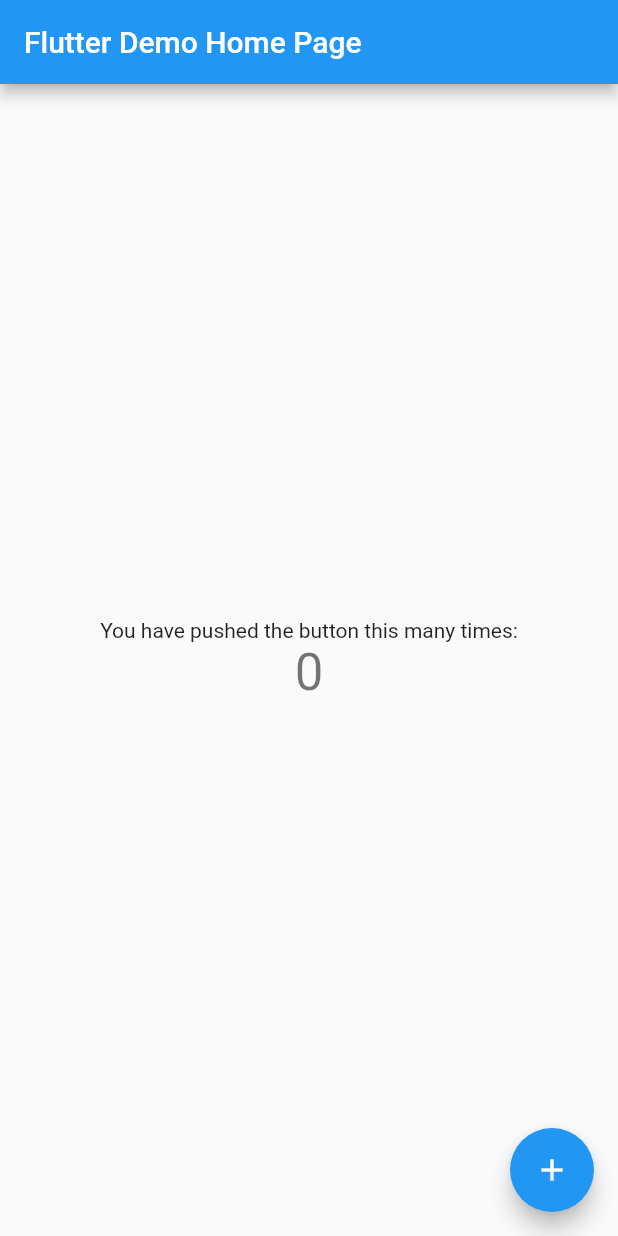
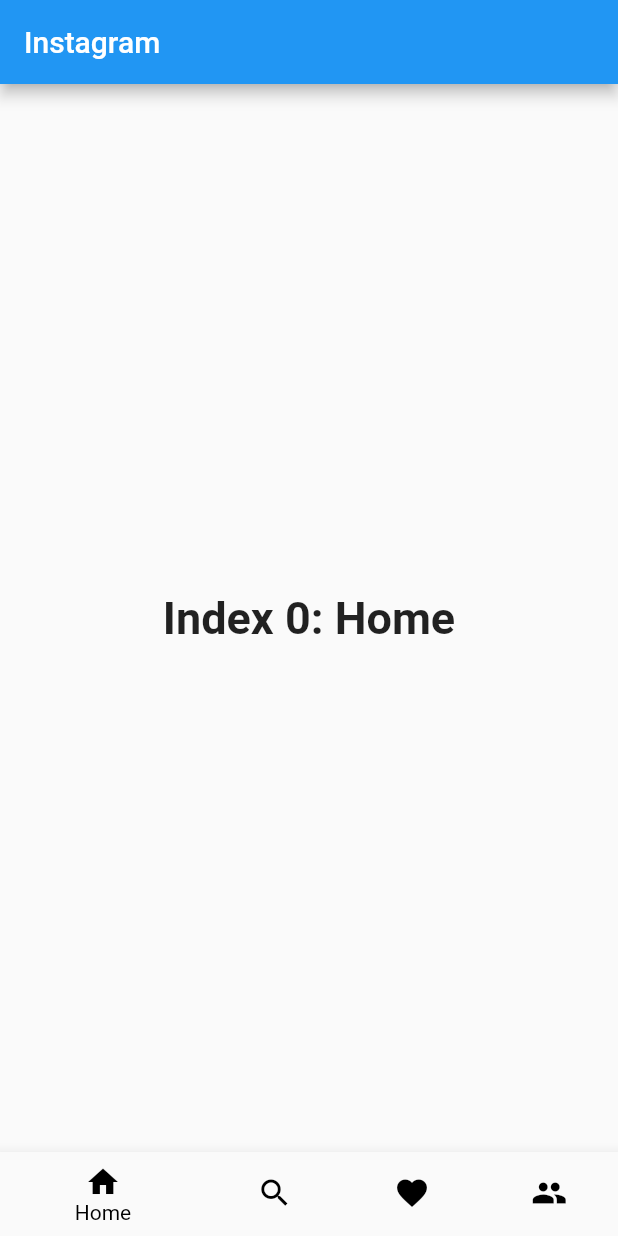
Before and after one commit to motarenato/flutter_insta, a Flutter app: the screen it shows after launch, on a phone screen of 412 x 824 dp. Run offline on Flutter 3.47's test engine with Material 2 defaults, Android fonts, the phone set to English and light mode, and no system bars.

```diff
--- a/lib/main.dart
+++ b/lib/main.dart
@@ -1,111 +1,72 @@
 import 'package:flutter/material.dart';
+import 'package:flutter/rendering.dart';
 
-void main() => runApp(MyApp());
 
-class MyApp extends StatelessWidget {
-  // This widget is the root of your application.
+class HomePage extends StatefulWidget {
+  @override
+  _HomePageState createState() => _HomePageState();
+}
+
+class _HomePageState extends State<HomePage> with TickerProviderStateMixin<HomePage> {
+  int _currentIndex = 0;
+  static const TextStyle optionStyle =
+      TextStyle(fontSize: 30, fontWeight: FontWeight.bold);
+  static const List<Widget> _widgetOptions = <Widget>[
+      Text(
+        'Index 0: Home',
+        style: optionStyle,
+      ),
+      Text(
+        'Index 1: Search',
+        style: optionStyle,
+      ),
+      Text(
+        'Index 2: Activity',
+        style: optionStyle,
+      ),
+      Text(
+        'Index 3: Profile',
+        style: optionStyle,
+      ),
+    ];
+
   @override
   Widget build(BuildContext context) {
-    return MaterialApp(
-      title: 'Flutter Demo',
-      theme: ThemeData(
-        // This is the theme of your application.
-        //
-        // Try running your application with "flutter run". You'll see the
-        // application has a blue toolbar. Then, without quitting the app, try
-        // changing the primarySwatch below to Colors.green and then invoke
-        // "hot reload" (press "r" in the console where you ran "flutter run",
-        // or simply save your changes to "hot reload" in a Flutter IDE).
-        // Notice that the counter didn't reset back to zero; the application
-        // is not restarted.
-        primarySwatch: Colors.blue,
+    return Scaffold(
+      appBar: AppBar(title: Text('Instagram')),
+      body: Center(child: _widgetOptions.elementAt(_currentIndex)),
+      bottomNavigationBar: BottomNavigationBar(
+        currentIndex: _currentIndex,
+        onTap: (int index) {
+          setState(() {
+            _currentIndex = index;
+          });
+        },
+        items: <BottomNavigationBarItem>[
+          BottomNavigationBarItem(
+            icon: Icon(Icons.home),
+            title: Text('Home'),
+          ),
+          BottomNavigationBarItem(
+            icon: Icon(Icons.search),
+            title: Text('Search'),
+          ),
+          BottomNavigationBarItem(
+            icon: Icon(Icons.favorite),
+            title: Text('Activity'),
+          ),
+          BottomNavigationBarItem(
+            icon: Icon(Icons.people),
+            title: Text('Profile'),
+          ),
+        ],
+        selectedItemColor: Colors.black,
+        unselectedItemColor: Colors.black,
       ),
-      home: MyHomePage(title: 'Flutter Demo Home Page'),
     );
   }
 }
 
-class MyHomePage extends StatefulWidget {
-  MyHomePage({Key key, this.title}) : super(key: key);
-
-  // This widget is the home page of your application. It is stateful, meaning
-  // that it has a State object (defined below) that contains fields that affect
-  // how it looks.
-
-  // This class is the configuration for the state. It holds the values (in this
-  // case the title) provided by the parent (in this case the App widget) and
-  // used by the build method of the State. Fields in a Widget subclass are
-  // always marked "final".
-
-  final String title;
-
-  @override
-  _MyHomePageState createState() => _MyHomePageState();
+void main() {
+  runApp(MaterialApp(home: HomePage(), debugShowCheckedModeBanner: false));
 }
-
-class _MyHomePageState extends State<MyHomePage> {
-  int _counter = 0;
-
-  void _incrementCounter() {
-    setState(() {
-      // This call to setState tells the Flutter framework that something has
-      // changed in this State, which causes it to rerun the build method below
-      // so that the display can reflect the updated values. If we changed
-      // _counter without calling setState(), then the build method would not be
-      // called again, and so nothing would appear to happen.
-      _counter++;
-    });
-  }
-
-  @override
-  Widget build(BuildContext context) {
-    // This method is rerun every time setState is called, for instance as done
-    // by the _incrementCounter method above.
-    //
-    // The Flutter framework has been optimized to make rerunning build methods
-    // fast, so that you can just rebuild anything that needs updating rather
-    // than having to individually change instances of widgets.
-    return Scaffold(
-      appBar: AppBar(
-        // Here we take the value from the MyHomePage object that was created by
-        // the App.build method, and use it to set our appbar title.
-        title: Text(widget.title),
-      ),
-      body: Center(
-        // Center is a layout widget. It takes a single child and positions it
-        // in the middle of the parent.
-        child: Column(
-          // Column is also a layout widget. It takes a list of children and
-          // arranges them vertically. By default, it sizes itself to fit its
-          // children horizontally, and tries to be as tall as its parent.
-          //
-          // Invoke "debug painting" (press "p" in the console, choose the
-          // "Toggle Debug Paint" action from the Flutter Inspector in Android
-          // Studio, or the "Toggle Debug Paint" command in Visual Studio Code)
-          // to see the wireframe for each widget.
-          //
-          // Column has various properties to control how it sizes itself and
-          // how it positions its children. Here we use mainAxisAlignment to
-          // center the children vertically; the main axis here is the vertical
-          // axis because Columns are vertical (the cross axis would be
-          // horizontal).
-          mainAxisAlignment: MainAxisAlignment.center,
-          children: <Widget>[
-            Text(
-              'You have pushed the button this many times:',
-            ),
-            Text(
-              '$_counter',
-              style: Theme.of(context).textTheme.display1,
-            ),
-          ],
-        ),
-      ),
-      floatingActionButton: FloatingActionButton(
-        onPressed: _incrementCounter,
-        tooltip: 'Increment',
-        child: Icon(Icons.add),
-      ), // This trailing comma makes auto-formatting nicer for build methods.
-    );
-  }
-}
```
